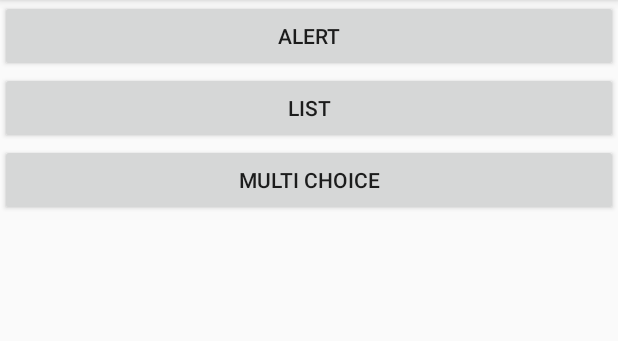
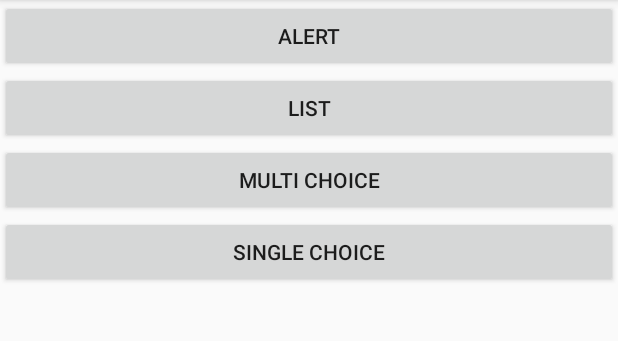
Before and after one commit to unc-mobile/Dialogs, an Android app: the screen it shows after launch (MainActivity), on a phone screen of 412 x 824 dp, the part 84-425 px from its top. Run offline under Robolectric (Android 15) with nearby library versions, the phone set to English and light mode, and no system bars; 1 statement that could not run was skipped.

Commit message:
Use setSingleChoiceItems for a radio list
This allows selecting a single item from the list. Unlike setItems,
selecting an item does not dismiss the list. The SingleChoiceDialog
stores the selected item, similar to how MultiChoiceDialog stores
all its selections.

setSingleChoiceItems uses DialogInterface.OnClickListener, which is
the same as the positive and negative buttons.

```diff
--- a/app/src/main/java/com/example/dialogs/MainActivity.java
+++ b/app/src/main/java/com/example/dialogs/MainActivity.java
@@ -11,8 +11,10 @@ public class MainActivity extends AppCompatActivity implements MyDialog.Listener
     Button mAlert;
     Button mList;
     Button mMultiChoice;
+    Button mSingleChoice;
 
     MultiChoiceDialog mMultiChoiceDialog;
+    SingleChoiceDialog mSingleChoiceDialog;
 
     @Override
     protected void onCreate(Bundle savedInstanceState) {
@@ -38,6 +40,11 @@ public class MainActivity extends AppCompatActivity implements MyDialog.Listener
                 mMultiChoiceDialog = new MultiChoiceDialog();
             }
             mMultiChoiceDialog.show(getSupportFragmentManager(), "multi");
+        } else if (view == mSingleChoice) {
+            if (mSingleChoiceDialog == null) {
+                mSingleChoiceDialog = new SingleChoiceDialog();
+            }
+            mSingleChoiceDialog.show(getSupportFragmentManager(), "single");
         }
     }
 
--- a/app/src/main/res/layout/activity_main.xml
+++ b/app/src/main/res/layout/activity_main.xml
@@ -27,4 +27,11 @@
         android:layout_height="wrap_content"
         android:onClick="onClick"
         android:text="Multi Choice" />
+
+    <Button
+        android:id="@+id/single"
+        android:layout_width="match_parent"
+        android:layout_height="wrap_content"
+        android:onClick="onClick"
+        android:text="Single choice" />
 </LinearLayout>
```
Also changed, not shown: app/src/main/java/com/example/dialogs/SingleChoiceDialog.java (added, +51 -0 lines).
